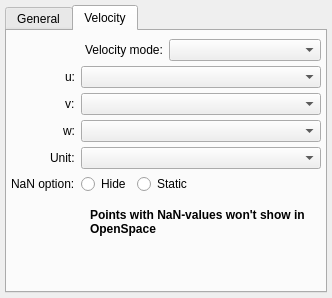
Before: the Qt Designer form glue_openspace_thesis/viewer_state_widget.ui in OpenSpace/glue-openspace, drawn with Qt 5.
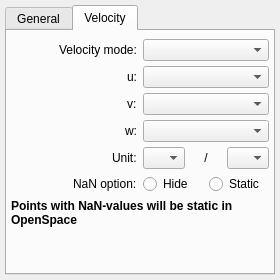
After: the same form once the commit is applied. The open tabs and pages were chosen to show the change.

Commit message: Adds time unit to VDAT SIMP message

Patch:
```diff
--- a/glue_openspace_thesis/viewer_state_widget.ui
+++ b/glue_openspace_thesis/viewer_state_widget.ui
@@ -439,94 +439,31 @@
                         </widget>
                       </item>
                       <item row="3" column="1">
-                        <widget class="QComboBox" name="combosel_vel_distance_unit_att">
-                          <property name="sizeAdjustPolicy">
-                            <enum>QComboBox::AdjustToMinimumContentsLength</enum>
-                          </property>
-                        </widget>
+                        <layout class="QHBoxLayout" name="vel_unit_grid">
+                          <item>
+                            <widget class="QComboBox" name="combosel_vel_distance_unit_att">
+                              <property name="sizeAdjustPolicy">
+                                <enum>QComboBox::AdjustToMinimumContentsLength</enum>
+                              </property>
+                            </widget>
+                          </item>
+                          <item alignment="Qt::AlignHCenter">
+                            <widget class="QLabel" name="slash">
+                              <property name="text">
+                                <string> / </string>
+                              </property>
+                            </widget>
+                          </item>
+                          <item>
+                            <widget class="QComboBox" name="combosel_vel_time_unit_att">
+                              <property name="sizeAdjustPolicy">
+                                <enum>QComboBox::AdjustToMinimumContentsLength</enum>
+                              </property>
+                            </widget>
+                          </item>
+                        </layout>
                       </item>
-                      <!--====================== Velocity time unit ======================-->
-                      <!-- <item row="3" column="1" alignment="Qt::AlignHCenter">
-                        <widget class="QWidget" name="vel_unit">
-                          <layout class="QGridLayout" name="vel_unit_grid">
-                            <property name="leftMargin">
-                              <number>0</number>
-                            </property>
-                            <property name="topMargin">
-                              <number>0</number>
-                            </property>
-                            <property name="rightMargin">
-                              <number>0</number>
-                            </property>
-                            <property name="bottomMargin">
-                              <number>0</number>
-                            </property>
-                            <property name="verticalSpacing">
-                              <number>5</number>
-                            </property>
-                            <item row="0" column="0" alignment="Qt::AlignHCenter">
-                              <widget class="QComboBox" name="combosel_vel_distance_unit_att">
-                                <property name="sizePolicy">
-                                  <sizepolicy hsizetype="Expanding" vsizetype="Fixed">
-                                    <horstretch>0</horstretch>
-                                    <verstretch>0</verstretch>
-                                  </sizepolicy>
-                                </property>
-                              </widget>
-                            </item>
-                            <item row="0" column="1" alignment="Qt::AlignHCenter">
-                              <widget class="QLabel" name="label_vel_slash_unit_att">
-                                <property name="text">
-                                  <string>/ s</string>
-                                </property>
-                              </widget>
-                            </item> -->
-                            <!-- <item row="0" column="2" alignment="Qt::AlignHCenter">
-                              <widget class="QComboBox" name="combosel_vel_time_unit_att">
-                                <property name="sizePolicy">
-                                  <sizepolicy hsizetype="Expanding" vsizetype="Fixed">
-                                    <horstretch>0</horstretch>
-                                    <verstretch>0</verstretch>
-                                  </sizepolicy>
-                                </property>
-                              </widget>
-                            </item> -->
-                          <!-- </layout>
-                        </widget>
-                      </item> -->
-                      <!--================================================================-->
-                      <!--===================== This might be added ======================-->
-                      <!-- <item row="4" column="0" alignment="Qt::AlignRight">
-                        <widget class="QLabel" name="label_velocity_normalized">
-                          <property name="text">
-                            <string>Velocity is normalized:</string>
-                          </property>
-                        </widget>
-                      </item>
-                      <item row="4" column="1">
-                        <widget class="QCheckBox" name="bool_vel_norm">
-                        <property name="text">
-                            <string>(Speed needed if norm)</string>
-                          </property>
-                        </widget>
-                      </item> -->
-                      <!--================================================================-->
-                      <!-- <item row="5" column="0" alignment="Qt::AlignRight">
-                        <widget class="QLabel" name="label_speed_att">
-                          <property name="text">
-                            <string>Speed:</string>
-                          </property>
-                        </widget>
-                      </item>
-                      <item row="5" column="1">
-                        <widget class="QComboBox" name="combosel_speed_att">
-                          <property name="sizeAdjustPolicy">
-                            <enum>QComboBox::AdjustToMinimumContentsLength</enum>
-                          </property>
-                        </widget>
-                      </item> -->
-                      <!--================================================================-->
-                      <item row="6" column="0" alignment="Qt::AlignRight">
+                      <item row="4" column="0" alignment="Qt::AlignRight">
                         <widget class="QLabel" name="label_vel_nan_mode">
                           <property name="font">
                             <font>
@@ -539,7 +476,7 @@
                         </widget>
                       </item>
                       <!--================================================================-->
-                      <item row="6" column="1">
+                      <item row="4" column="1">
                         <widget class="QWidget" name="radio_vel_nan">
                           <layout class="QGridLayout" name="radio_vel_nan_grid">
                             <property name="leftMargin">
@@ -577,7 +514,8 @@
                                 </attribute>
                               </widget>
                             </item>
-                            <item row="0" column="3">
+                            <!--=============== Makes it ugly ===============-->
+                            <!-- <item row="0" column="3">
                               <spacer name="horizontalSpacer">
                                 <property name="orientation">
                                   <enum>Qt::Horizontal</enum>
@@ -589,17 +527,73 @@
                                   </size>
                                 </property>
                               </spacer>
-                            </item>
+                            </item> -->
                           </layout>
                         </widget>
                       </item>
                       <!--================================================================-->
-                      <item row="7" column="1" colspan="1" name="vel_nan_value_info">
+                      <!--======================= Spacer ===========================-->
+                      <!-- <item row="7" column="0" alignment="Qt::AlignRight">
+                        <widget class="QLabel" name="label_vel_nan_mode">
+                          <property name="font">
+                            <font>
+                              <weight>50</weight>
+                            </font>
+                          </property>
+                          <property name="text">
+                            <string>............................................</string>
+                          </property>
+                        </widget>
+                      </item> -->
+                      <!--================================================================-->
+                      <item row="7" column="0" colspan="2" name="vel_nan_value_info">
                         <widget class="QStackedWidget" name="vel_nan_value_stacked_widget">
                           <property name="currentIndex">
                             <number>0</number>
                           </property>
-                          <widget class="QWidget" name="vel_nan_hide_info">
+                            <widget class="QLabel" name="label_vel_nan_hide_info" alignment="Qt::AlignRight">
+                              <property name="wordWrap">
+                                <bool>true</bool>
+                              </property>
+                              <property name="font">
+                                <font>
+                                  <weight>100</weight>
+                                </font>
+                              </property>
+                              <property name="text">
+                                <string>Points with NaN-values won't show in OpenSpace</string>
+                              </property>
+                              <property name="sizePolicy">
+                                <sizepolicy hsizetype="Preferred" vsizetype="Minimum">
+                                  <horstretch>0</horstretch>
+                                  <verstretch>0</verstretch>
+                                </sizepolicy>
+                              </property>
+                            </widget>
+                            <widget class="QLabel" name="label_vel_static_nan_info" alignment="Qt::AlignLeft">
+                              <property name="wordWrap">
+                                <bool>true</bool>
+                              </property>
+                              <property name="font">
+                                <font>
+                                  <weight>100</weight>
+                                </font>
+                              </property>
+                              <property name="text">
+                                <string>Points with NaN-values will be static in OpenSpace</string>
+                              </property>
+                              <property name="sizePolicy">
+                                <sizepolicy hsizetype="Preferred" vsizetype="Minimum">
+                                  <horstretch>0</horstretch>
+                                  <verstretch>0</verstretch>
+                                </sizepolicy>
+                              </property>
+                            </widget>
+                        <!-- <widget class="QStackedWidget" name="vel_nan_value_stacked_widget">
+                          <property name="currentIndex">
+                            <number>0</number>
+                          </property> -->
+                          <!-- <widget class="QWidget" name="vel_nan_hide_info">
                             <layout class="QGridLayout" name="vel_nan_hide_info_grid">
                               <item row="0" column="0">
                                 <widget class="QLabel" name="label_vel_nan_hide_info" alignment="Qt::AlignLeft">
@@ -623,8 +617,8 @@
                                 </widget>
                               </item>
                             </layout>
-                          </widget>
-                          <widget class="QWidget" name="vel_nan_static_info">
+                          </widget> -->
+                          <!-- <widget class="QWidget" name="vel_nan_static_info">
                             <layout class="QGridLayout" name="vel_nan_static_info_grid">
                               <item row="0" column="0">
                                 <widget class="QLabel" name="label_vel_static_nan_info" alignment="Qt::AlignLeft">
@@ -648,7 +642,7 @@
                                 </widget>
                               </item>
                             </layout>
-                          </widget>
+                          </widget> -->
                         </widget>
                       </item>
                     </layout>
```
Left out of the diff: 1 changed line with no effect on the pictures. The commit also changes 4 other files.
